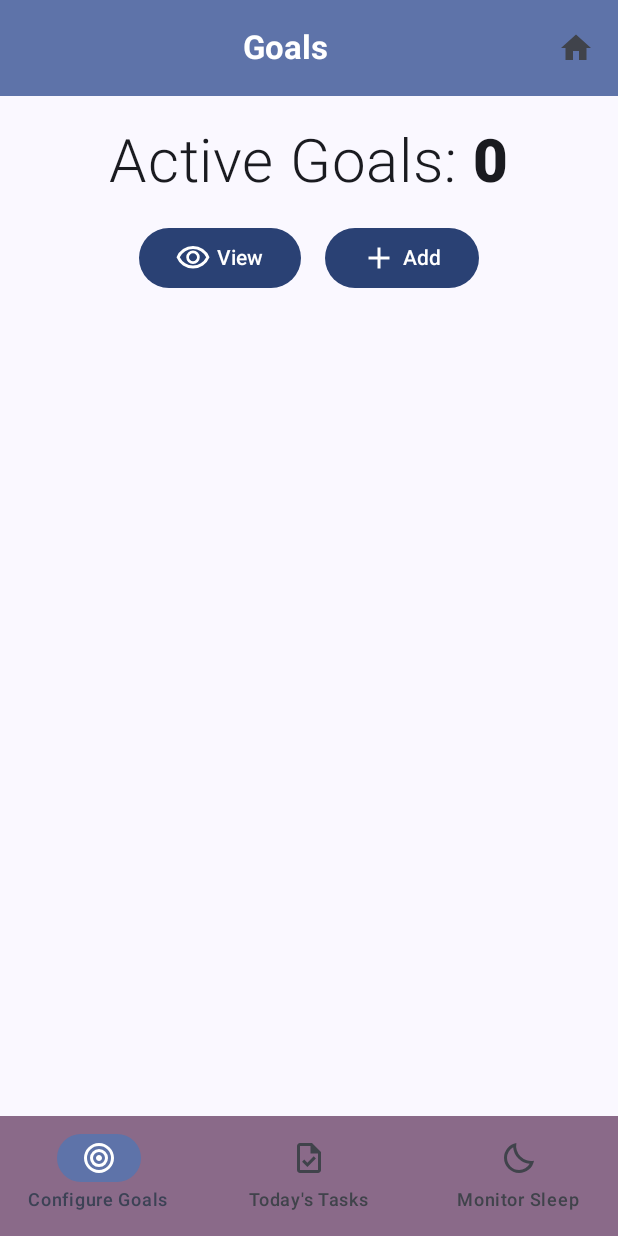
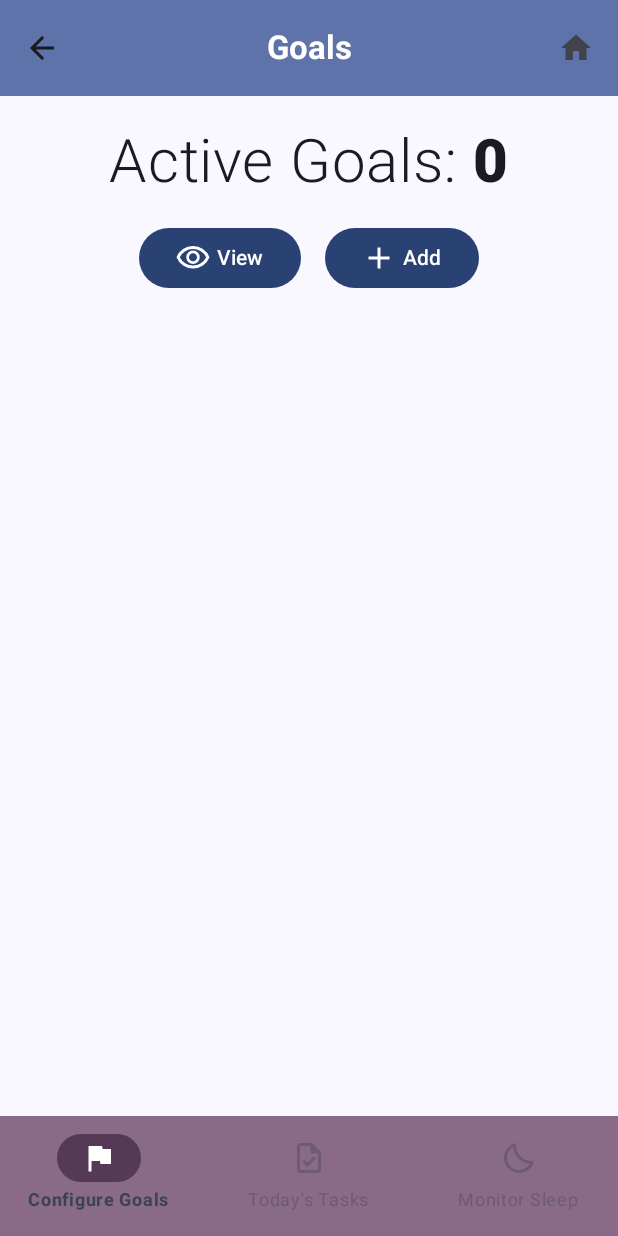
Before and after one commit to SyedRizvi786092/daily-quest, an Android app built with Jetpack Compose: the GoalsScreen screen opened through its navigation route, on a phone screen of 412 x 824 dp. Run offline under Robolectric (Android 15) with nearby library versions, the phone set to English and light mode, and no system bars; our stand-ins replace Dagger/Hilt's generated code, Room's generated code.

Commit message:
Customized Scaffold

```diff
--- a/app/src/main/java/com/project/dailyquest/MainActivity.kt
+++ b/app/src/main/java/com/project/dailyquest/MainActivity.kt
@@ -4,28 +4,12 @@ import android.os.Bundle
 import androidx.activity.ComponentActivity
 import androidx.activity.compose.setContent
 import androidx.activity.enableEdgeToEdge
-import androidx.compose.foundation.layout.Arrangement
 import androidx.compose.foundation.layout.PaddingValues
-import androidx.compose.foundation.layout.Row
-import androidx.compose.foundation.layout.fillMaxWidth
-import androidx.compose.material.icons.Icons
-import androidx.compose.material.icons.filled.Home
-import androidx.compose.material3.ExperimentalMaterial3Api
-import androidx.compose.material3.Icon
-import androidx.compose.material3.IconButton
-import androidx.compose.material3.LocalTextStyle
-import androidx.compose.material3.MaterialTheme
 import androidx.compose.material3.Scaffold
-import androidx.compose.material3.Text
-import androidx.compose.material3.TopAppBar
-import androidx.compose.material3.TopAppBarDefaults
-import androidx.compose.material3.contentColorFor
 import androidx.compose.runtime.Composable
 import androidx.compose.runtime.getValue
 import androidx.compose.runtime.mutableStateOf
 import androidx.compose.runtime.remember
-import androidx.compose.ui.Modifier
-import androidx.compose.ui.text.font.FontWeight
 import androidx.navigation.compose.currentBackStackEntryAsState
 import androidx.navigation.compose.rememberNavController
 import com.project.dailyquest.navigation.AppNavigation
@@ -33,6 +17,7 @@ import com.project.dailyquest.navigation.AppScreens
 import com.project.dailyquest.navigation.getAllNavBarItems
 import com.project.dailyquest.ui.theme.DailyQuestTheme
 import com.project.dailyquest.widgets.BottomNavigationBar
+import com.project.dailyquest.widgets.TopApplicationBar
 import dagger.hilt.android.AndroidEntryPoint
 
 @AndroidEntryPoint
@@ -48,7 +33,6 @@ class MainActivity : ComponentActivity() {
     }
 }
 
-@OptIn(ExperimentalMaterial3Api::class)
 @Composable
 fun AppContent() {
     val navController = rememberNavController()
@@ -68,36 +52,11 @@ fun AppContent() {
         )
     }
     else {
-        val topAppBarColor = when(currentScreen) {
-            AppScreens.HomeScreen -> MaterialTheme.colorScheme.tertiaryContainer
-            AppScreens.GoalsScreen -> MaterialTheme.colorScheme.primaryContainer
-            else -> MaterialTheme.colorScheme.background
-        }
         Scaffold(
             topBar = {
-                TopAppBar(
-                    title = {
-                        Row(modifier = Modifier.fillMaxWidth(),
-                            horizontalArrangement = Arrangement.Center) {
-                            Text(text = when(currentScreen) {
-                                AppScreens.HomeScreen -> "Dashboard"
-                                AppScreens.GoalsScreen -> "Goals"
-                                else -> ""
-                            },
-                                style = LocalTextStyle.current.copy(fontWeight = FontWeight.Bold))
-                        }
-                    },
-                    actions = { if (currentScreen != AppScreens.HomeScreen)
-                        IconButton(onClick = { navController.navigate(AppScreens.HomeScreen.name) {
-                            popUpTo(AppScreens.HomeScreen.name) {
-                                inclusive = true
-                            } } }) {
-                            Icon(imageVector = Icons.Default.Home, contentDescription = "Home")
-                        }
-                    },
-                    colors = TopAppBarDefaults.topAppBarColors(containerColor = topAppBarColor,
-                        titleContentColor = contentColorFor(backgroundColor = topAppBarColor)
-                    )
+                TopApplicationBar(
+                    currentScreen = currentScreen,
+                    navController = navController
                 )
             },
             bottomBar = { BottomNavigationBar(
--- a/app/src/main/java/com/project/dailyquest/navigation/NavBarItem.kt
+++ b/app/src/main/java/com/project/dailyquest/navigation/NavBarItem.kt
@@ -4,7 +4,8 @@ import com.project.dailyquest.R
 
 data class NavBarItem(
     val text: String,
-    val icon: Int,
+    val selectedIcon: Int,
+    val unselectedIcon: Int,
     val route: String?
 )
 
@@ -12,17 +13,20 @@ fun getAllNavBarItems(): List<NavBarItem> {
     return listOf(
         NavBarItem(
             text = "Configure Goals",
-            icon = R.drawable.target,
+            selectedIcon = R.drawable.filled_flag_24,
+            unselectedIcon = R.drawable.outline_flag_24,
             route = AppScreens.GoalsScreen.name
         ),
         NavBarItem(
             text = "Today's Tasks",
-            icon = R.drawable.task,
+            selectedIcon = R.drawable.filled_task_24,
+            unselectedIcon = R.drawable.outline_task_24,
             route = null
         ),
         NavBarItem(
             text = "Monitor Sleep",
-            icon = R.drawable.sleep,
+            selectedIcon = R.drawable.filled_sleep_24,
+            unselectedIcon = R.drawable.outline_sleep_24,
             route = null
         )
     )
--- a/app/src/main/java/com/project/dailyquest/widgets/MainWidgets.kt
+++ b/app/src/main/java/com/project/dailyquest/widgets/MainWidgets.kt
@@ -1,11 +1,18 @@
 package com.project.dailyquest.widgets
 
+import androidx.compose.foundation.layout.Arrangement
 import androidx.compose.foundation.layout.Column
+import androidx.compose.foundation.layout.Row
 import androidx.compose.foundation.layout.fillMaxWidth
 import androidx.compose.foundation.layout.padding
 import androidx.compose.foundation.shape.RoundedCornerShape
+import androidx.compose.material.icons.Icons
+import androidx.compose.material.icons.automirrored.filled.ArrowBack
+import androidx.compose.material.icons.filled.Home
+import androidx.compose.material3.ExperimentalMaterial3Api
 import androidx.compose.material3.HorizontalDivider
 import androidx.compose.material3.Icon
+import androidx.compose.material3.IconButton
 import androidx.compose.material3.LocalTextStyle
 import androidx.compose.material3.MaterialTheme
 import androidx.compose.material3.NavigationBar
@@ -13,6 +20,9 @@ import androidx.compose.material3.NavigationBarItem
 import androidx.compose.material3.NavigationBarItemDefaults
 import androidx.compose.material3.Surface
 import androidx.compose.material3.Text
+import androidx.compose.material3.TopAppBar
+import androidx.compose.material3.TopAppBarDefaults
+import androidx.compose.material3.contentColorFor
 import androidx.compose.runtime.Composable
 import androidx.compose.ui.Modifier
 import androidx.compose.ui.res.painterResource
@@ -24,6 +34,7 @@ import androidx.compose.ui.tooling.preview.Preview
 import androidx.compose.ui.unit.TextUnit
 import androidx.compose.ui.unit.dp
 import androidx.compose.ui.unit.sp
+import androidx.navigation.NavHostController
 import com.project.dailyquest.navigation.AppScreens
 import com.project.dailyquest.navigation.NavBarItem
 
@@ -86,17 +97,68 @@ fun BottomNavigationBar(
         tonalElevation = 4.dp
     ) {
         items.forEach {
+            val isSelected = AppScreens.fromRoute(it.route) == currentScreen
             NavigationBarItem(
-                selected = AppScreens.fromRoute(it.route) == currentScreen,
+                selected = isSelected,
                 onClick = { onNavigateToScreen(it.route) },
                 icon = { Icon(
-                    painter = painterResource(id = it.icon),
+                    painter = painterResource(
+                        id = if (isSelected) it.selectedIcon else it.unselectedIcon),
                     contentDescription = "Navigation Icon"
                 ) },
-                label = { Text(text = it.text) },
+                enabled = it.route != null,
+                label = { Text(
+                    text = it.text,
+                    fontWeight = if (isSelected) FontWeight.Bold else FontWeight.Normal
+                ) },
                 colors = NavigationBarItemDefaults.colors(
-                    indicatorColor = MaterialTheme.colorScheme.primaryContainer)
+                    selectedIconColor = MaterialTheme.colorScheme.onTertiary,
+                    indicatorColor = MaterialTheme.colorScheme.tertiary,
+                    unselectedIconColor = MaterialTheme.colorScheme.onTertiaryContainer,
+                    unselectedTextColor = MaterialTheme.colorScheme.onTertiaryContainer
+                )
             )
         }
     }
 }
+
+@OptIn(ExperimentalMaterial3Api::class)
+@Composable
+fun TopApplicationBar(
+    modifier: Modifier = Modifier,
+    currentScreen: AppScreens,
+    navController: NavHostController
+) {
+    val topAppBarColor = when(currentScreen) {
+        AppScreens.HomeScreen -> MaterialTheme.colorScheme.tertiaryContainer
+        AppScreens.GoalsScreen -> MaterialTheme.colorScheme.primaryContainer
+        else -> MaterialTheme.colorScheme.background
+    }
+    TopAppBar(
+        title = {
+            Row(modifier = Modifier.fillMaxWidth(),
+                horizontalArrangement = Arrangement.Center) {
+                Text(text = when(currentScreen) {
+                    AppScreens.HomeScreen -> "Dashboard"
+                    AppScreens.GoalsScreen -> "Goals"
+                    else -> ""
+                },
+                    style = LocalTextStyle.current.copy(fontWeight = FontWeight.Bold))
+            }
+        },
+        modifier = modifier,
+        navigationIcon = { if (currentScreen != AppScreens.HomeScreen)
+            IconButton(onClick = { navController.popBackStack() }) {
+            Icon(imageVector = Icons.AutoMirrored.Filled.ArrowBack, contentDescription = "Back")
+        } },
+        actions = { if (currentScreen != AppScreens.HomeScreen)
+            IconButton(onClick = { navController.navigate(AppScreens.HomeScreen.name) {
+                popUpTo(AppScreens.HomeScreen.name) { inclusive = true } } }) {
+                Icon(imageVector = Icons.Default.Home, contentDescription = "Home")
+            }
+        },
+        colors = TopAppBarDefaults.topAppBarColors(containerColor = topAppBarColor,
+            titleContentColor = contentColorFor(backgroundColor = topAppBarColor)
+        )
+    )
+}
--- /dev/null
+++ b/app/src/main/res/drawable/filled_flag_24.xml
@@ -0,0 +1,5 @@
+<vector xmlns:android="http://schemas.android.com/apk/res/android" android:height="24dp" android:tint="#000000" android:viewportHeight="24" android:viewportWidth="24" android:width="24dp">
+
+    <path android:fillColor="@android:color/white" android:pathData="M14.4,6L14,4H5v17h2v-7h5.6l0.4,2h7V6z"/>
+
+</vector>
--- /dev/null
+++ b/app/src/main/res/drawable/filled_sleep_24.xml
@@ -0,0 +1,9 @@
+<vector xmlns:android="http://schemas.android.com/apk/res/android"
+    android:width="24dp"
+    android:height="24dp"
+    android:viewportWidth="960"
+    android:viewportHeight="960">
+  <path
+      android:pathData="M484,880q-84,0 -157.5,-32t-128,-86.5Q144,707 112,633.5T80,476q0,-146 93,-257.5T410,80q-18,99 11,193.5T521,439q71,71 165.5,100T880,550q-26,144 -138,237T484,880Z"
+      android:fillColor="#e8eaed"/>
+</vector>
--- /dev/null
+++ b/app/src/main/res/drawable/filled_task_24.xml
@@ -0,0 +1,9 @@
+<vector xmlns:android="http://schemas.android.com/apk/res/android"
+    android:width="24dp"
+    android:height="24dp"
+    android:viewportWidth="960"
+    android:viewportHeight="960">
+  <path
+      android:pathData="m438,720 l226,-226 -58,-58 -169,169 -84,-84 -57,57 142,142ZM240,880q-33,0 -56.5,-23.5T160,800v-640q0,-33 23.5,-56.5T240,80h320l240,240v480q0,33 -23.5,56.5T720,880L240,880ZM520,360h200L520,160v200Z"
+      android:fillColor="#e8eaed"/>
+</vector>
--- /dev/null
+++ b/app/src/main/res/drawable/outline_flag_24.xml
@@ -0,0 +1,5 @@
+<vector xmlns:android="http://schemas.android.com/apk/res/android" android:autoMirrored="true" android:height="24dp" android:tint="#000000" android:viewportHeight="960" android:viewportWidth="960" android:width="24dp">
+
+    <path android:fillColor="@android:color/white" android:pathData="M200,840L200,160L560,160L576,240L800,240L800,640L520,640L504,560L280,560L280,840L200,840ZM500,400L500,400L500,400L500,400L500,400L500,400L500,400L500,400ZM586,560L720,560L720,320L510,320L494,240L280,240L280,480L570,480L586,560Z"/>
+
+</vector>
--- a/app/src/main/res/drawable/target.xml
+++ /dev/null
@@ -1,9 +0,0 @@
-<vector xmlns:android="http://schemas.android.com/apk/res/android"
-    android:width="24dp"
-    android:height="24dp"
-    android:viewportWidth="960"
-    android:viewportHeight="960">
-  <path
-      android:pathData="M480,880q-83,0 -156,-31.5T197,763q-54,-54 -85.5,-127T80,480q0,-83 31.5,-156T197,197q54,-54 127,-85.5T480,80q83,0 156,31.5T763,197q54,54 85.5,127T880,480q0,83 -31.5,156T763,763q-54,54 -127,85.5T480,880ZM480,800q134,0 227,-93t93,-227q0,-134 -93,-227t-227,-93q-134,0 -227,93t-93,227q0,134 93,227t227,93ZM480,720q-100,0 -170,-70t-70,-170q0,-100 70,-170t170,-70q100,0 170,70t70,170q0,100 -70,170t-170,70ZM480,640q66,0 113,-47t47,-113q0,-66 -47,-113t-113,-47q-66,0 -113,47t-47,113q0,66 47,113t113,47ZM480,560q-33,0 -56.5,-23.5T400,480q0,-33 23.5,-56.5T480,400q33,0 56.5,23.5T560,480q0,33 -23.5,56.5T480,560Z"
-      android:fillColor="#e8eaed"/>
-</vector>
```
Also changed, not shown: app/src/main/res/drawable/outline_sleep_24.xml (renamed from app/src/main/res/drawable/sleep.xml), app/src/main/res/drawable/outline_task_24.xml (renamed from app/src/main/res/drawable/task.xml).
